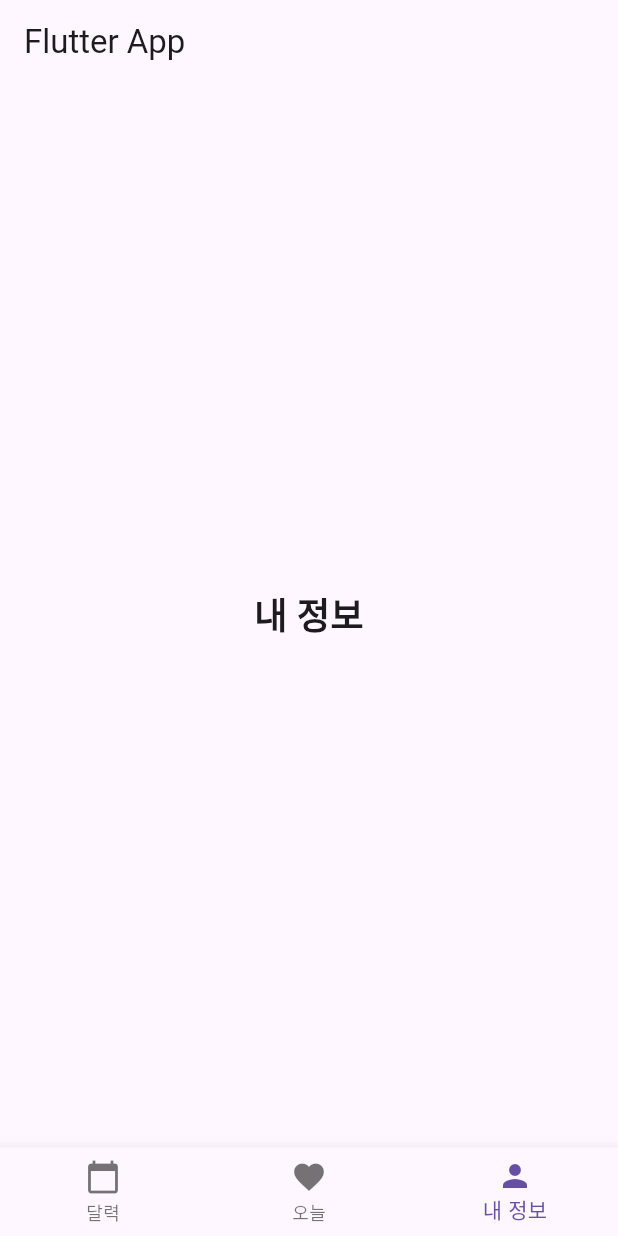
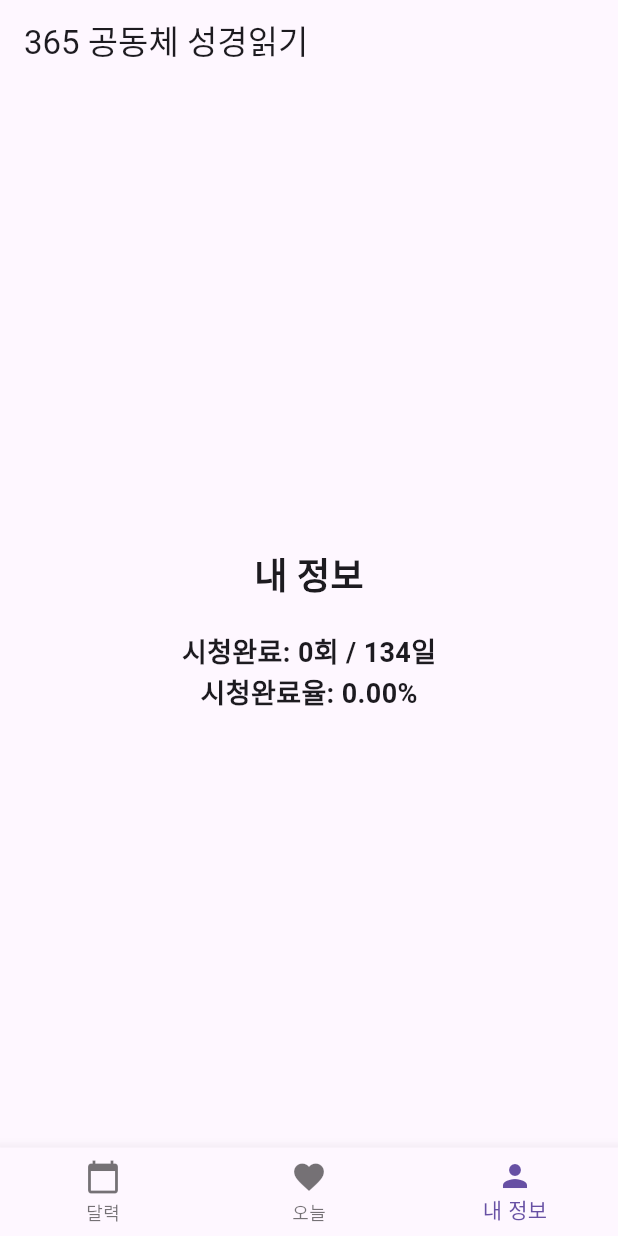
Before and after one commit to koreaTail/flutter_application_1, a Flutter app: the screen it shows after launch, item 3 of the bottom bar chosen, on a phone screen of 412 x 824 dp. Run offline on Flutter 3.47's test engine with Material 3 defaults, Android fonts, the phone set to English and light mode, and no system bars; our stand-ins replace sqflite, table_calendar; accounts and stored records are empty.

Commit message:
내정보업데이트

```diff
--- a/flutter_application_1/lib/main.dart
+++ b/flutter_application_1/lib/main.dart
@@ -13,7 +13,7 @@ class MyApp extends StatelessWidget {
   @override
   Widget build(BuildContext context) {
     return MaterialApp(
-      title: 'Flutter App',
+      title: '365공동체 성경읽기',
       theme: ThemeData(primarySwatch: Colors.blue),
       home: MyHomePage(),
     );
@@ -131,7 +131,7 @@ class _MyHomePageState extends State<MyHomePage> {
           padding: const EdgeInsets.all(8.0),
           child: Text(
             DateFormat('yyyy년 M월 d일').format(today),
-            style: TextStyle(fontSize: 24, fontWeight: FontWeight.bold),
+            style: TextStyle(fontSize: 20, fontWeight: FontWeight.bold),
           ),
         ),
         IconButton(
@@ -197,7 +197,7 @@ class _MyHomePageState extends State<MyHomePage> {
               padding: const EdgeInsets.all(8.0),
               child: Text(
                 DateFormat('yyyy년 M월 d일').format(_selectedDay!),
-                style: TextStyle(fontSize: 24, fontWeight: FontWeight.bold),
+                style: TextStyle(fontSize: 15, fontWeight: FontWeight.bold),
               ),
             ),
           IconButton(
@@ -227,7 +227,7 @@ class _MyHomePageState extends State<MyHomePage> {
   @override
   Widget build(BuildContext context) {
     return Scaffold(
-      appBar: AppBar(title: Text('Flutter App')),
+      appBar: AppBar(title: Text('365 공동체 성경읽기')),
       body: IndexedStack(
         index: _selectedIndex,
         children: [
@@ -249,7 +249,25 @@ class _MyHomePageState extends State<MyHomePage> {
     );
   }
 
+  bool isLeapYear(int year) {
+    return (year % 4 == 0) && (year % 100 != 0 || year % 400 == 0);
+  }
+
   Widget buildProfileTab() {
+    DateTime now = DateTime.now();
+    int totalDaysThisYear = 365 +
+        (isLeapYear(now.year)
+            ? 1
+            : 0); // Calculate the total days including leap year
+    int daysSinceYearStart = now.difference(DateTime(now.year)).inDays + 1;
+    int daysWatchedThisYear = _likedDays.keys
+        .where(
+            (date) => date.year == now.year && _likedDays[date]?.first == true)
+        .length;
+
+    double periodCompletionRate =
+        (daysWatchedThisYear / daysSinceYearStart) * 100;
+
     return Center(
       child: Column(
         mainAxisSize: MainAxisSize.min,
@@ -260,6 +278,18 @@ class _MyHomePageState extends State<MyHomePage> {
               "내 정보",
               style: TextStyle(fontSize: 24, fontWeight: FontWeight.bold),
             ),
+          ),
+          // Text(
+          //   "${daysWatchedThisYear}회 / ${totalDaysThisYear}일",
+          //   style: TextStyle(fontSize: 18, fontWeight: FontWeight.bold),
+          // ),
+          Text(
+            "시청완료: ${daysWatchedThisYear}회 / ${daysSinceYearStart}일",
+            style: TextStyle(fontSize: 18, fontWeight: FontWeight.bold),
+          ),
+          Text(
+            "시청완료율: ${periodCompletionRate.toStringAsFixed(2)}%",
+            style: TextStyle(fontSize: 18, fontWeight: FontWeight.bold),
           ),
         ],
       ),
```
